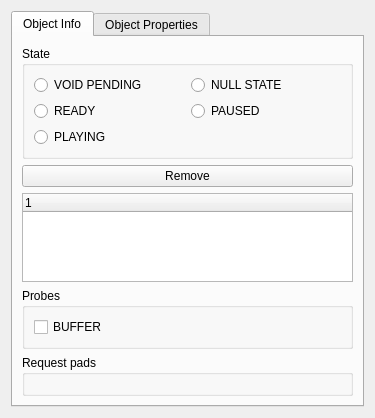
This is src/Gui/ui_files/GstObjectManagePanel.ui in loganek/gstcreator as Qt 5 draws it before an edit. The edited form follows.
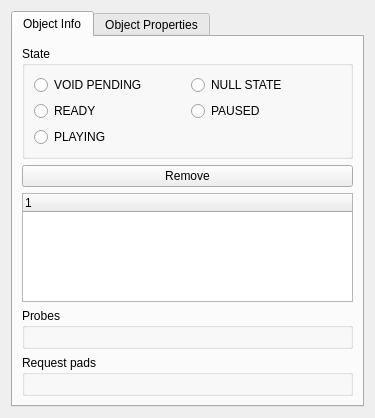
This is the edited form.

Commit message: support for all probes added

Diff of the .ui file:
```diff
--- a/src/Gui/ui_files/GstObjectManagePanel.ui
+++ b/src/Gui/ui_files/GstObjectManagePanel.ui
@@ -98,15 +98,7 @@
          <property name="title">
           <string>Probes</string>
          </property>
-         <layout class="QGridLayout" name="gridLayout_4">
-          <item row="0" column="0">
-           <widget class="QCheckBox" name="probeBufferCheckBox">
-            <property name="text">
-             <string>BUFFER</string>
-            </property>
-           </widget>
-          </item>
-         </layout>
+         <layout class="QGridLayout" name="gridLayout"/>
         </widget>
        </item>
        <item>
```
The commit also changes 8 other files.
